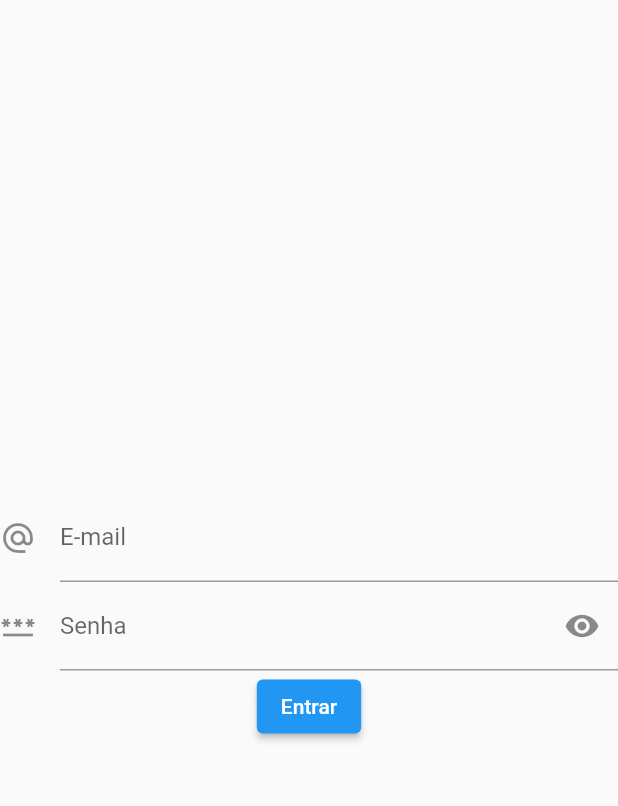
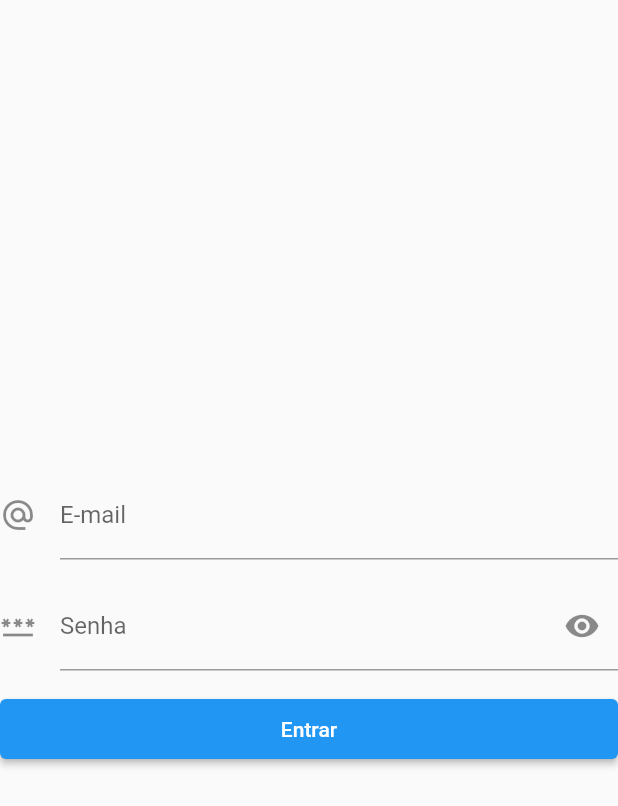
Before and after one commit to ricardoMonteiroTavares/covidDataset, a Flutter app: the screen it shows after launch, on a phone screen of 412 x 824 dp. Shown: the top 806 px of the screen. Run offline on Flutter 3.47's test engine with Material 2 defaults, Android fonts, the phone set to English and light mode, and no system bars.

Commit message:
#002 - Alinhamento do formulário no centro e limitação de tamanho na versão web

```diff
--- a/brasil_data/lib/pages/login_page/login_page.dart
+++ b/brasil_data/lib/pages/login_page/login_page.dart
@@ -11,7 +11,10 @@ class LoginPage extends StatefulWidget {
 
 class _LoginPageState extends State<LoginPage> {
   final _bloc = LoginPageBloc();
-
+  final _width = 500.0;
+  final _space = const SizedBox(
+    height: 15,
+  );
   @override
   void dispose() {
     _bloc.closeStream();
@@ -23,13 +26,16 @@ class _LoginPageState extends State<LoginPage> {
     return Scaffold(
       body: StreamBuilder(
         stream: _bloc.stream,
-        builder: (context, snapshot) => Form(
+        builder: (context, snapshot) => Center(
+          child: Form(
             key: _bloc.formKey,
             child: Column(
               crossAxisAlignment: CrossAxisAlignment.center,
               mainAxisAlignment: MainAxisAlignment.center,
               children: [
-              TextFormField(
+                Container(
+                  constraints: BoxConstraints(maxWidth: _width),
+                  child: TextFormField(
                     decoration: const InputDecoration(
                       icon: Icon(Icons.alternate_email),
                       labelText: "E-mail",
@@ -37,7 +43,11 @@ class _LoginPageState extends State<LoginPage> {
                     onChanged: _bloc.setEmail,
                     validator: FormValidator.validateEmail,
                   ),
-              TextFormField(
+                ),
+                _space,
+                Container(
+                  constraints: BoxConstraints(maxWidth: _width),
+                  child: TextFormField(
                     decoration: InputDecoration(
                       icon: const Icon(Icons.password),
                       labelText: "Senha",
@@ -50,7 +60,12 @@ class _LoginPageState extends State<LoginPage> {
                     onChanged: _bloc.setPassword,
                     validator: FormValidator.validatePassword,
                   ),
+                ),
+                _space,
                 ElevatedButton(
+                  style: ElevatedButton.styleFrom(
+                    minimumSize: Size(_width, 40),
+                  ),
                   child: const Text("Entrar"),
                   onPressed: _bloc.signInHandler,
                 )
@@ -58,6 +73,7 @@ class _LoginPageState extends State<LoginPage> {
             ),
           ),
         ),
+      ),
     );
   }
 }
```
Lines whose indentation alone changed are shown as unchanged.
